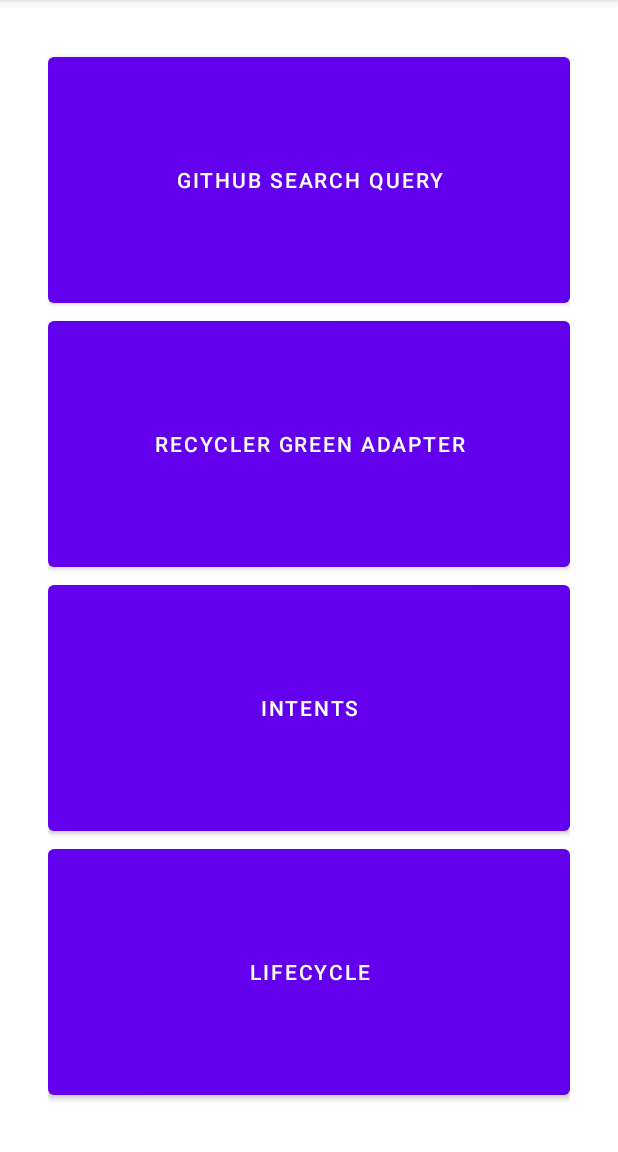
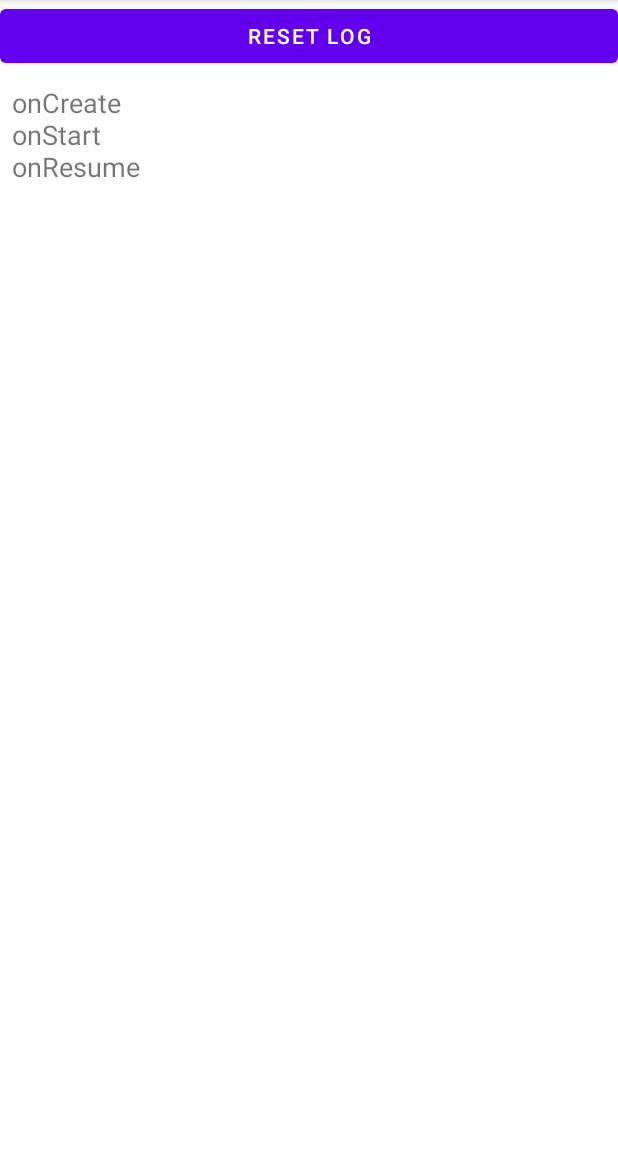
Before and after one commit to MathewLC/Favorite-Toys, an Android app: the screen it shows after launch (MainActivity before the commit, LifecycleActivity after it), after a tap on "LIFECYCLE", on a phone screen of 412 x 824 dp, the part 84-1236 px from its top. Run offline under Robolectric (Android 15) with nearby library versions, the phone set to English and light mode, and no system bars.

Commit message:
Lesson 05 A Exercise 01

```diff
--- a/app/src/main/AndroidManifest.xml
+++ b/app/src/main/AndroidManifest.xml
@@ -11,6 +11,9 @@
         android:roundIcon="@mipmap/ic_launcher_round"
         android:supportsRtl="true"
         android:theme="@style/Theme.FavoriteToys">
+        <activity
+            android:name=".LifecycleActivity"
+            android:exported="true" />
         <activity
             android:name=".GreenRecyclerActivity"
             android:exported="true" />
--- /dev/null
+++ b/app/src/main/java/com/example/favoritetoys/LifecycleActivity.kt
@@ -0,0 +1,105 @@
+package com.example.favoritetoys
+
+import androidx.appcompat.app.AppCompatActivity
+import android.os.Bundle
+import android.util.Log
+import android.widget.TextView
+
+class LifecycleActivity : AppCompatActivity() {
+
+
+    /*
+     * This TextView will contain a running log of every lifecycle callback method called from this
+     * Activity. This TextView can be reset to its default state by clicking the Button labeled
+     * "Reset Log"
+     */
+    private lateinit var mLifecycleDisplay: TextView
+
+    /**
+     * Called when the activity is first created. This is where you should do all of your normal
+     * static set up: create views, bind data to lists, etc.
+     *
+     * Always followed by onStart().
+     *
+     * @param savedInstanceState The Activity's previously frozen state, if there was one.
+     */
+    override fun onCreate(savedInstanceState: Bundle?) {
+        super.onCreate(savedInstanceState);
+        setContentView(R.layout.activity_lifecycle);
+
+        mLifecycleDisplay = findViewById(R.id.tv_lifecycle_events_display)
+
+        logAndAppend(ON_CREATE)
+    }
+
+    override fun onStart() {
+        super.onStart()
+        logAndAppend(ON_START)
+    }
+
+    override fun onResume() {
+        super.onResume()
+        logAndAppend(ON_RESUME)
+    }
+
+    override fun onPause() {
+        super.onPause()
+        logAndAppend(ON_PAUSE)
+    }
+
+    override fun onStop() {
+        super.onStop()
+        logAndAppend(ON_STOP)
+    }
+
+    override fun onRestart() {
+        super.onRestart()
+        logAndAppend(ON_RESTART)
+    }
+
+    override fun onDestroy() {
+        super.onDestroy()
+        logAndAppend(ON_DESTROY)
+    }
+
+    /**
+     * Logs to the console and appends the lifecycle method name to the TextView so that you can
+     * view the series of method callbacks that are called both from the app and from within
+     * Android Studio's Logcat.
+     *
+     * @param lifecycleEvent The name of the event to be logged.
+     */
+    fun logAndAppend(lifecycleEvent: String) {
+        Log.d(TAG, "Lifecycle Event: " + lifecycleEvent);
+
+        mLifecycleDisplay.append(lifecycleEvent + "\n");
+    }
+
+    /**
+     * This method resets the contents of the TextView to its default text of "Lifecycle callbacks"
+     *
+     * @param view The View that was clicked. In this case, it is the Button from our layout.
+     */
+    fun resetLifecycleDisplay(view: String) {
+        mLifecycleDisplay.setText("Lifecycle callbacks:\n");
+    }
+
+    companion object {
+        /*
+        * This tag will be used for logging. It is best practice to use the class's name using
+        * getSimpleName as that will greatly help to identify the location from which your logs are
+        * being posted.
+        */
+        val TAG = LifecycleActivity::class.simpleName
+
+        /* Constant values for the names of each respective lifecycle callback */
+        private val ON_CREATE: String = "onCreate"
+        private val ON_START: String = "onStart"
+        private val ON_RESUME: String = "onResume"
+        private val ON_PAUSE: String = "onPause"
+        private val ON_STOP: String = "onStop"
+        private val ON_RESTART: String = "onRestart"
+        private val ON_DESTROY: String = "onDestroy"
+        private val ON_SAVE_INSTANCE_STATE: String = "onSaveInstanceState"
+    }
+}
--- a/app/src/main/java/com/example/favoritetoys/MainActivity.kt
+++ b/app/src/main/java/com/example/favoritetoys/MainActivity.kt
@@ -46,8 +46,8 @@ class MainActivity : AppCompatActivity() {
     }
 
     fun onClickOpenLifeCycleActivityButton(v: View) {
-//        val intent = Intent(this,IntentActivity::class.java)
-//        startActivity(intent)
+        val intent = Intent(this,LifecycleActivity::class.java)
+        startActivity(intent)
     }
 
 
--- /dev/null
+++ b/app/src/main/res/layout/activity_lifecycle.xml
@@ -0,0 +1,24 @@
+<?xml version="1.0" encoding="utf-8"?>
+<LinearLayout xmlns:android="http://schemas.android.com/apk/res/android"
+    android:layout_width="match_parent"
+    android:layout_height="match_parent"
+    android:orientation="vertical">
+
+    <Button
+        android:layout_width="match_parent"
+        android:layout_height="wrap_content"
+        android:onClick="resetLifecycleDisplay"
+        android:text="Reset Log" />
+
+    <ScrollView
+        android:layout_width="match_parent"
+        android:layout_height="wrap_content">
+
+        <TextView
+            android:id="@+id/tv_lifecycle_events_display"
+            android:layout_width="wrap_content"
+            android:layout_height="wrap_content"
+            android:padding="8dp"
+            android:textSize="18sp" />
+    </ScrollView>
+</LinearLayout>
```
